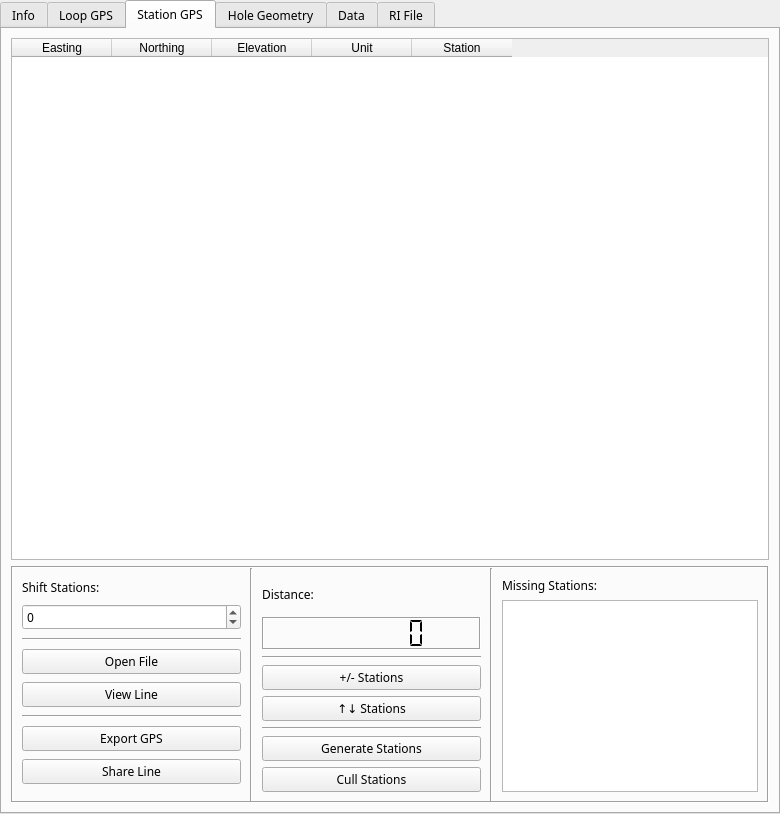
Above: src/qt_ui/pem_info_widget.ui from Eric-Meunier/Processor-Suite before the change. Below: the same form after it.
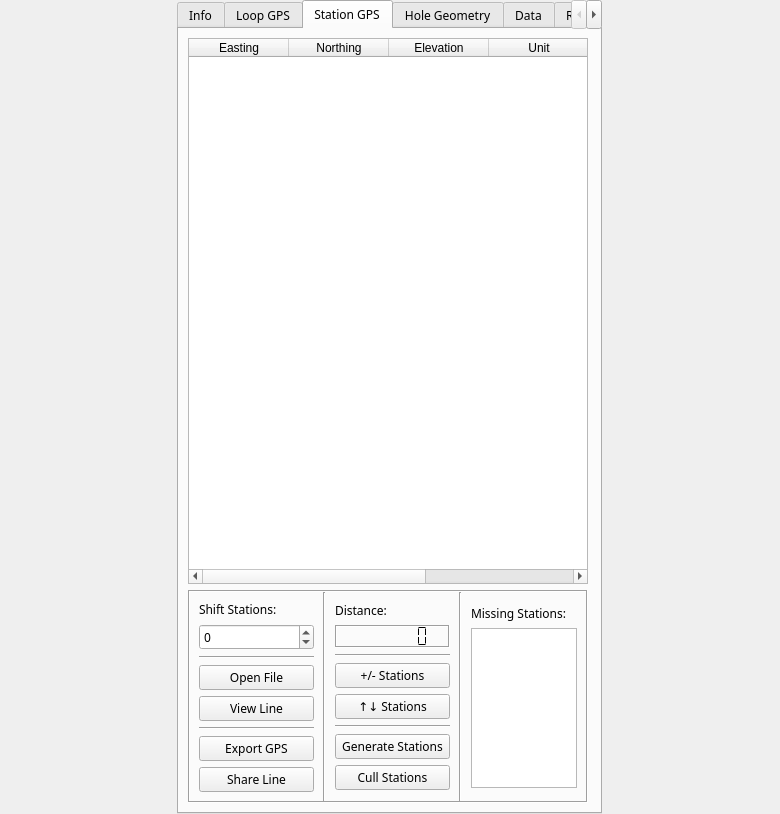
That is the form after the change. The open tabs and pages were chosen to show the change.

```diff
--- a/src/qt_ui/pem_info_widget.ui
+++ b/src/qt_ui/pem_info_widget.ui
@@ -47,7 +47,7 @@
       <bool>true</bool>
      </property>
      <property name="sizePolicy">
-      <sizepolicy hsizetype="Preferred" vsizetype="Preferred">
+      <sizepolicy hsizetype="Maximum" vsizetype="Preferred">
        <horstretch>0</horstretch>
        <verstretch>0</verstretch>
       </sizepolicy>
@@ -60,7 +60,7 @@
      </property>
      <property name="maximumSize">
       <size>
-       <width>16777215</width>
+       <width>425</width>
        <height>16777215</height>
       </size>
      </property>
@@ -308,14 +308,14 @@
          </property>
          <property name="minimumSize">
           <size>
-           <width>0</width>
+           <width>400</width>
            <height>0</height>
           </size>
          </property>
          <property name="maximumSize">
           <size>
-           <width>16777215</width>
-           <height>16777215</height>
+           <width>400</width>
+           <height>250</height>
           </size>
          </property>
          <property name="frameShape">
@@ -343,14 +343,14 @@
           <item>
            <widget class="QFrame" name="frame">
             <property name="sizePolicy">
-             <sizepolicy hsizetype="Preferred" vsizetype="Expanding">
+             <sizepolicy hsizetype="Maximum" vsizetype="Maximum">
               <horstretch>0</horstretch>
               <verstretch>0</verstretch>
              </sizepolicy>
             </property>
             <property name="minimumSize">
              <size>
-              <width>0</width>
+              <width>133</width>
               <height>0</height>
              </size>
             </property>
@@ -490,14 +490,14 @@
           <item>
            <widget class="QFrame" name="frame_5">
             <property name="sizePolicy">
-             <sizepolicy hsizetype="Preferred" vsizetype="Expanding">
+             <sizepolicy hsizetype="Maximum" vsizetype="Maximum">
               <horstretch>0</horstretch>
               <verstretch>0</verstretch>
              </sizepolicy>
             </property>
             <property name="minimumSize">
              <size>
-              <width>0</width>
+              <width>133</width>
               <height>0</height>
              </size>
             </property>
@@ -692,7 +692,7 @@
              <item>
               <widget class="QListWidget" name="missing_gps_list">
                <property name="sizePolicy">
-                <sizepolicy hsizetype="Preferred" vsizetype="Maximum">
+                <sizepolicy hsizetype="Expanding" vsizetype="Maximum">
                  <horstretch>0</horstretch>
                  <verstretch>0</verstretch>
                 </sizepolicy>
@@ -700,7 +700,7 @@
                <property name="maximumSize">
                 <size>
                  <width>16777215</width>
-                 <height>16777215</height>
+                 <height>160</height>
                 </size>
                </property>
               </widget>
@@ -721,13 +721,13 @@
          </property>
          <property name="minimumSize">
           <size>
-           <width>0</width>
+           <width>400</width>
            <height>0</height>
           </size>
          </property>
          <property name="maximumSize">
           <size>
-           <width>16777215</width>
+           <width>400</width>
            <height>16777215</height>
           </size>
          </property>
```
Left out of the diff: 22 changed lines with no effect on the pictures.
